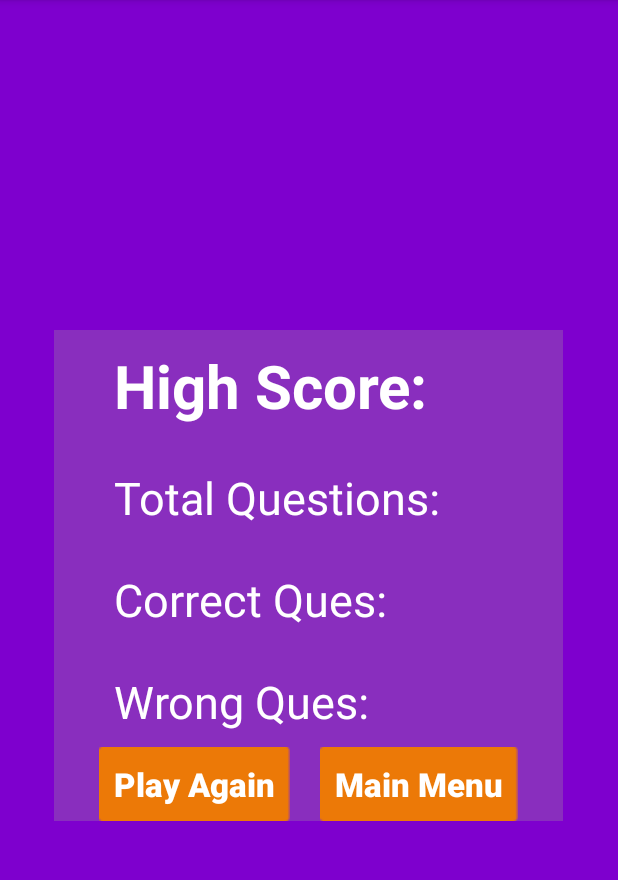
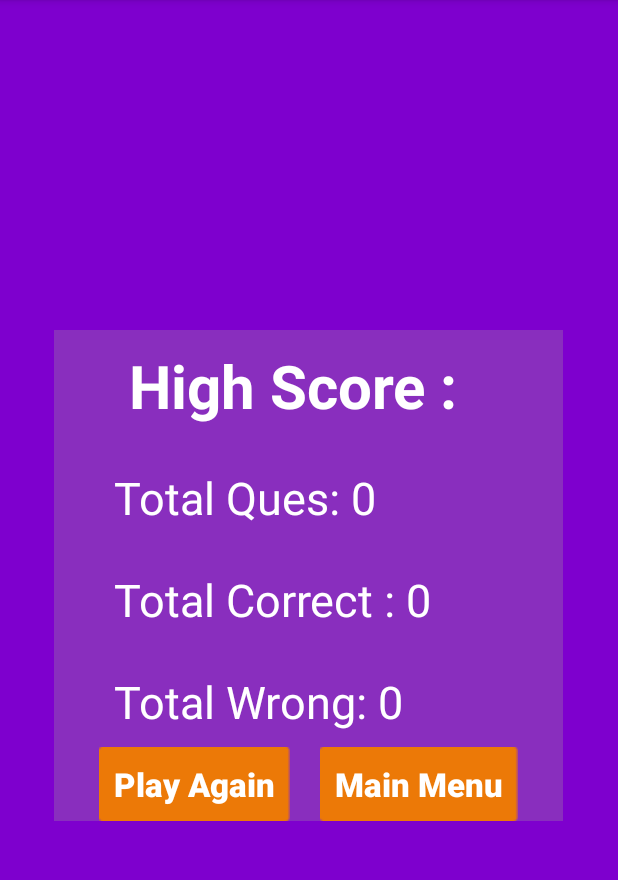
Before and after one commit to temmy222/QuizApp, an Android app: the ResultActivity screen opened directly, with no data from a screen before it, on a phone screen of 412 x 824 dp, the part 84-964 px from its top. Run offline under Robolectric (Android 15) with nearby library versions, the phone set to English and light mode, and no system bars.

Commit message:
Implementing Result Activity, using intent

```diff
--- a/app/src/main/java/com/example/quizapp/ResultActivity.java
+++ b/app/src/main/java/com/example/quizapp/ResultActivity.java
@@ -2,7 +2,10 @@ package com.example.quizapp;
 
 import androidx.appcompat.app.AppCompatActivity;
 
+import android.content.Intent;
+import android.content.SharedPreferences;
 import android.os.Bundle;
+import android.view.View;
 import android.widget.Button;
 import android.widget.TextView;
 
@@ -13,6 +16,10 @@ public class ResultActivity extends AppCompatActivity {
 
     Button btStartQuiz;
     Button btMainMenu;
+
+    private int highScore;
+    public static final String SHARED_PREFERENCE = "shared_preference";
+    public static final String SHARED_PREFERENCE_HIGH_SCORE = "shared_preference_high_score";
 
 
     @Override
@@ -27,6 +34,61 @@ public class ResultActivity extends AppCompatActivity {
         txtCorrectQuestion = findViewById(R.id.result_Correct_Ques);
         txtWrongQuestion = findViewById(R.id.result_Wrong_Ques);
 
+        btMainMenu.setOnClickListener(new View.OnClickListener() {
+            @Override
+            public void onClick(View v) {
+                Intent intent = new Intent(ResultActivity.this, PlayActivity.class);
+                startActivity(intent);
+
+            }
+        });
+
+        btStartQuiz.setOnClickListener(new View.OnClickListener() {
+            @Override
+            public void onClick(View v) {
+                Intent intent = new Intent(ResultActivity.this, QuizActivity.class);
+                startActivity(intent);
+            }
+        });
+
+        loadHighScore();
+
+        Intent intent = getIntent();
+
+        int score = intent.getIntExtra("UserScore",0);
+        int totalQuestion = intent.getIntExtra("Total Question",0);
+        int correctQuestion = intent.getIntExtra("Correct Question",0);
+        int wrongQuestion = intent.getIntExtra("Wrong Question",0);
+
+        txtTotalQuestion.setText("Total Ques: " + String.valueOf(totalQuestion));
+        txtCorrectQuestion.setText("Total Correct : " + String.valueOf(correctQuestion));
+        txtWrongQuestion.setText("Total Wrong: " + String.valueOf(wrongQuestion));
+
+
+        if (score > highScore) {
+            updateHighScore(score);
+        }
+
+
+
+    }
+
+    private void updateHighScore(int newHighScore) {
+
+        highScore = newHighScore;
+
+        txtHighScore.setText(" High Score : " + String.valueOf(highScore));
+
+        SharedPreferences sharedPreferences = getSharedPreferences(SHARED_PREFERENCE, MODE_PRIVATE);
+        SharedPreferences.Editor editor = sharedPreferences.edit();
+        editor.putInt(SHARED_PREFERENCE_HIGH_SCORE,highScore);
+        editor.apply();
+    }
+
+    private void loadHighScore() {
+        SharedPreferences sharedPreferences = getSharedPreferences(SHARED_PREFERENCE, MODE_PRIVATE);
+        highScore = sharedPreferences.getInt(SHARED_PREFERENCE_HIGH_SCORE,0);
+        txtHighScore.setText(" High Score : " + String.valueOf(highScore));
 
     }
 }
```
Also changed, not shown: app/src/main/java/com/example/quizapp/QuizActivity.java (+23 -1 lines).
